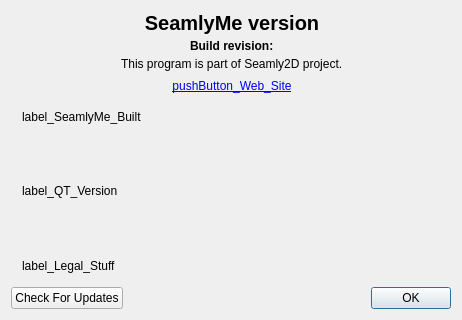
Old version of the form src/app/seamlyme/dialogs/dialogaboutseamlyme.ui in the repository FashionFreedom/Seamly2D.
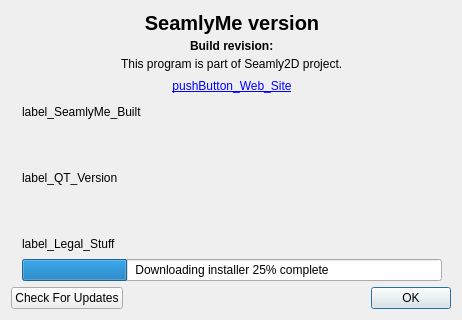
New version of the form. Icons and pictures are not drawn.

Commit message: show and check progress from SeamlyME and prevent 2 downloads at the same time

What changed in the file:
```diff
--- a/src/app/seamlyme/dialogs/dialogaboutseamlyme.ui
+++ b/src/app/seamlyme/dialogs/dialogaboutseamlyme.ui
@@ -243,6 +243,25 @@
          </property>
         </widget>
        </item>
+	   <item>
+        <widget class="QProgressBar" name="downloadProgress">
+         <property name="value">
+          <number>25</number>
+         </property>
+         <property name="alignment">
+          <set>Qt::AlignCenter</set>
+         </property>
+         <property name="textVisible">
+          <bool>true</bool>
+         </property>
+         <property name="invertedAppearance">
+          <bool>false</bool>
+         </property>
+         <property name="format">
+          <string>Downloading installer %p% complete</string>
+         </property>
+        </widget>
+       </item>
       </layout>
      </item>
     </layout>
```
The commit also changes 4 other files.
